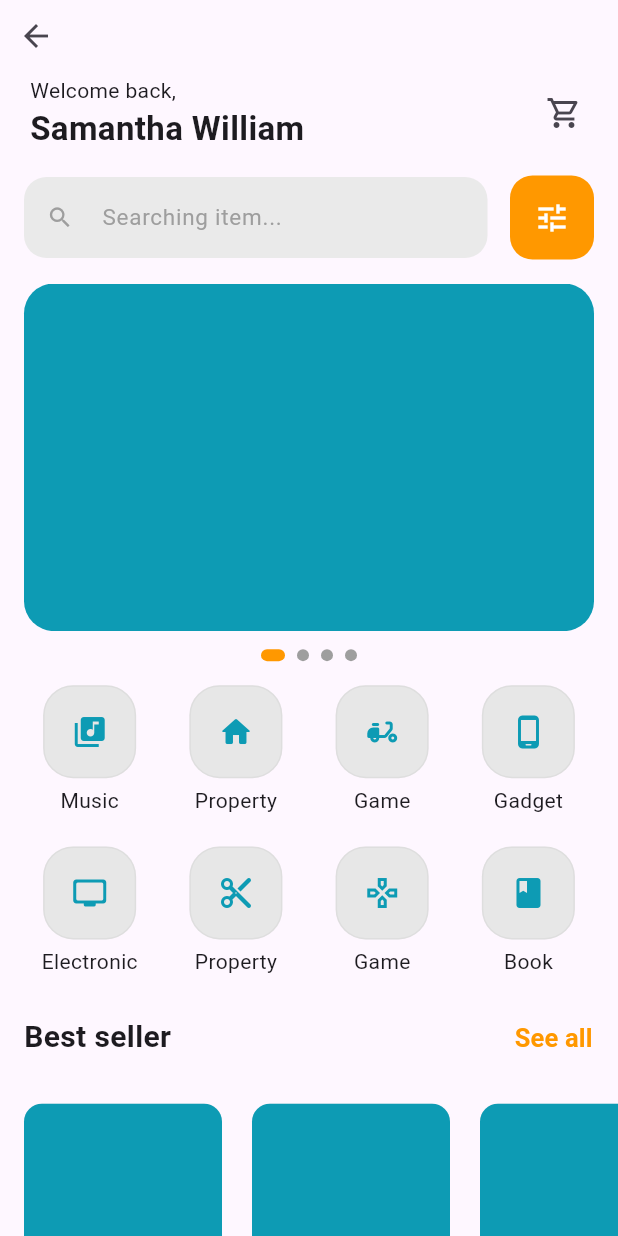
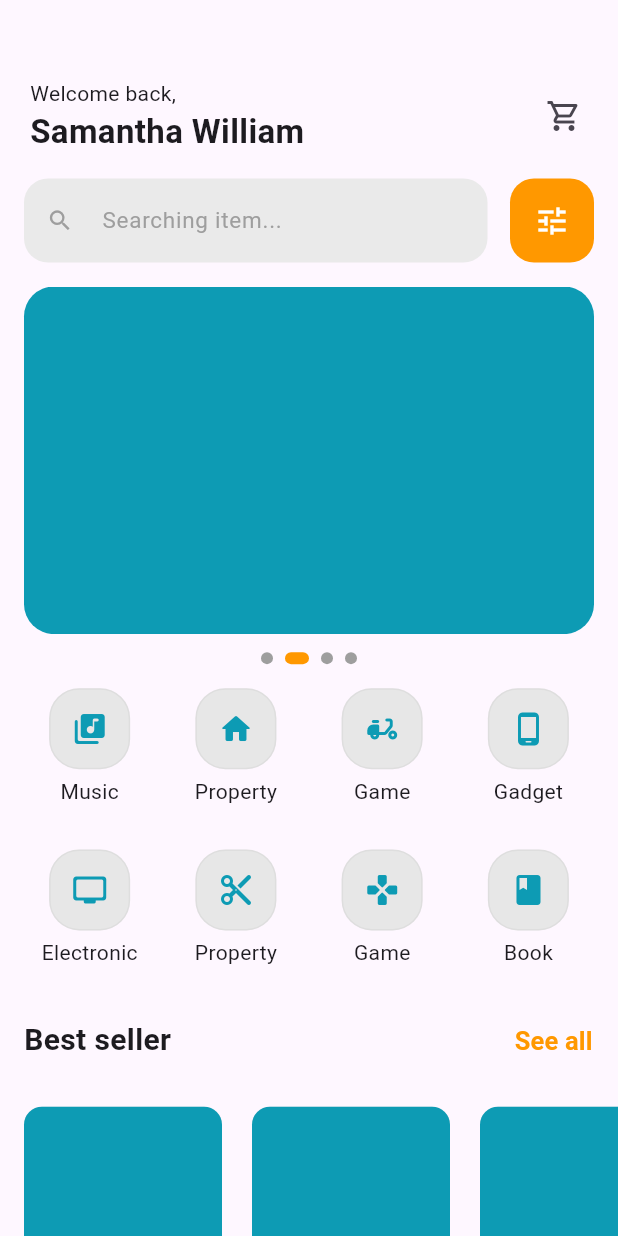
Before and after one commit to phucnguyen0901/Homework_Flutter_CYBERSOFT, a Flutter app: the ShopHomepage screen opened directly, on a phone screen of 412 x 824 dp. Run offline on Flutter 3.47's test engine with Material 3 defaults, Android fonts, the phone set to English and light mode, and no system bars.

Commit message:
lược bỏ một số padding không cần thiết

```diff
--- a/lib/shop_app/other/icon_buttons.dart
+++ b/lib/shop_app/other/icon_buttons.dart
@@ -1,12 +1,12 @@
 import 'package:flutter/material.dart';
 
 List<Map<String, dynamic>> buttons = [
-  {'name': 'Music', 'iconButton': Icons.library_music},
+  {'name': 'Music', 'iconButton': Icons.library_music_rounded},
   {'name': 'Property', 'iconButton': Icons.home_rounded},
   {'name': 'Game', 'iconButton': Icons.delivery_dining_rounded},
   {'name': 'Gadget', 'iconButton': Icons.phone_android_rounded},
   {'name': 'Electronic', 'iconButton': Icons.tv_rounded},
   {'name': 'Property', 'iconButton': Icons.cut_rounded},
-  {'name': 'Game', 'iconButton': Icons.gamepad_outlined},
+  {'name': 'Game', 'iconButton': Icons.gamepad_rounded},
   {'name': 'Book', 'iconButton': Icons.book_rounded},
 ];
--- a/lib/shop_app/pages/explore_page.dart
+++ b/lib/shop_app/pages/explore_page.dart
@@ -45,7 +45,7 @@ class ExplorePage extends StatelessWidget {
         Container(
           decoration: BoxDecoration(
             color: Colors.orange,
-            borderRadius: BorderRadius.circular(15),
+            borderRadius: BorderRadius.circular(16),
           ),
           child: BackButton(color: Colors.white),
         ),
@@ -64,11 +64,11 @@ class ExplorePage extends StatelessWidget {
           var item = bestSellerItems[index];
           return Padding(
             padding: const EdgeInsets.only(bottom: 16),
-            child: (Container(
+            child: Container(
               height: 220,
               decoration: BoxDecoration(
                 color: Colors.white,
-                borderRadius: BorderRadius.circular(15),
+                borderRadius: BorderRadius.circular(16),
               ),
               child: Column(
                 crossAxisAlignment: CrossAxisAlignment.start,
@@ -88,6 +88,8 @@ class ExplorePage extends StatelessWidget {
                     padding: const EdgeInsets.fromLTRB(20, 10, 20, 10),
                     child: Text(
                       item['name'],
+                      maxLines: 1,
+                      overflow: TextOverflow.ellipsis,
                       style: TextStyle(
                         fontWeight: FontWeight.bold,
                         fontSize: 17,
@@ -96,7 +98,7 @@ class ExplorePage extends StatelessWidget {
                   ),
                 ],
               ),
-            )),
+            ),
           );
         },
       ),
--- a/lib/shop_app/pages/shop_homepage.dart
+++ b/lib/shop_app/pages/shop_homepage.dart
@@ -21,19 +21,16 @@ class ShopHomepage extends StatelessWidget {
             _bestSellerTag(context),
             _bestSellerView(),
             const SizedBox(height: 20),
+            Padding(padding: const EdgeInsets.all(8), child: BackButton()),
           ],
         ),
-      ),
-      floatingActionButton: Padding(
-        padding: EdgeInsets.all(16),
-        child: Align(alignment: Alignment.topLeft, child: BackButton()),
       ),
     );
   }
 
   Padding _greetUser(String userName) {
     return Padding(
-      padding: const EdgeInsets.fromLTRB(20, 50, 12, 0),
+      padding: const EdgeInsets.fromLTRB(20, 52, 12, 0),
       child: Row(
         mainAxisAlignment: MainAxisAlignment.spaceBetween,
         children: [
@@ -68,9 +65,9 @@ class ShopHomepage extends StatelessWidget {
                 prefixIconColor: Colors.grey,
                 hintText: 'Searching item...',
                 hintStyle: TextStyle(color: Colors.grey, fontSize: 15),
-                contentPadding: EdgeInsets.all(15),
+                contentPadding: EdgeInsets.all(16),
                 border: OutlineInputBorder(
-                  borderRadius: BorderRadius.circular(15),
+                  borderRadius: BorderRadius.circular(16),
                   borderSide: BorderSide.none,
                 ),
                 filled: true,
@@ -81,15 +78,13 @@ class ShopHomepage extends StatelessWidget {
           const SizedBox(width: 15),
           Container(
             decoration: BoxDecoration(
-              borderRadius: BorderRadius.circular(15),
+              borderRadius: BorderRadius.circular(16),
               color: Colors.orange,
             ),
-            child: Padding(
             padding: const EdgeInsets.all(4),
             child: IconButton(
               onPressed: () {},
               icon: Icon(Icons.tune, color: Colors.white),
-              ),
             ),
           ),
         ],
@@ -121,19 +116,21 @@ class ShopHomepage extends StatelessWidget {
                   borderRadius: BorderRadius.circular(20),
                   color: const Color.fromARGB(255, 231, 231, 231),
                 ),
-                child: Padding(
-                  padding: const EdgeInsets.all(6),
                 child: IconButton(
                   onPressed: () {},
+                  padding: const EdgeInsets.all(14),
                   icon: Icon(
                     button['iconButton'] as IconData,
                     color: Color.fromARGB(255, 13, 155, 180),
                   ),
                 ),
               ),
+              const SizedBox(height: 5),
+              Text(
+                button['name'],
+                maxLines: 2,
+                overflow: TextOverflow.ellipsis,
               ),
-              const SizedBox(height: 5),
-              Text(button['name']),
             ],
           ),
         );
@@ -199,9 +196,11 @@ class ShopHomepage extends StatelessWidget {
                       ),
                     ),
                     Padding(
-                      padding: const EdgeInsets.only(left: 8, top: 8),
+                      padding: const EdgeInsets.fromLTRB(8, 8, 8, 0),
                       child: Text(
                         item['name'],
+                        maxLines: 1,
+                        overflow: TextOverflow.ellipsis,
                         style: TextStyle(fontWeight: FontWeight.bold),
                       ),
                     ),
@@ -217,8 +216,7 @@ class ShopHomepage extends StatelessWidget {
                               fontSize: 20,
                             ),
                           ),
-                          // SizedBox(width: 10),
-                          Text('  5.0'),
+                          Text('5.0'),
                         ],
                       ),
                     ),
@@ -242,7 +240,7 @@ class AdvertiseCard extends StatefulWidget {
 
 class _AdvertiseCardState extends State<AdvertiseCard> {
   final PageController _pageController = PageController();
-  int _currentIndex = 0;
+  int _currentIndex = 1;
 
   @override
   Widget build(BuildContext context) {
@@ -254,9 +252,9 @@ class _AdvertiseCardState extends State<AdvertiseCard> {
           child: PageView.builder(
             controller: _pageController,
             itemCount: 4,
-            onPageChanged: (index) {
+            onPageChanged: (newIndex) {
               setState(() {
-                _currentIndex = index;
+                _currentIndex = newIndex;
               });
             },
             itemBuilder: (context, index) {
```
Lines whose indentation alone changed are shown as unchanged.
